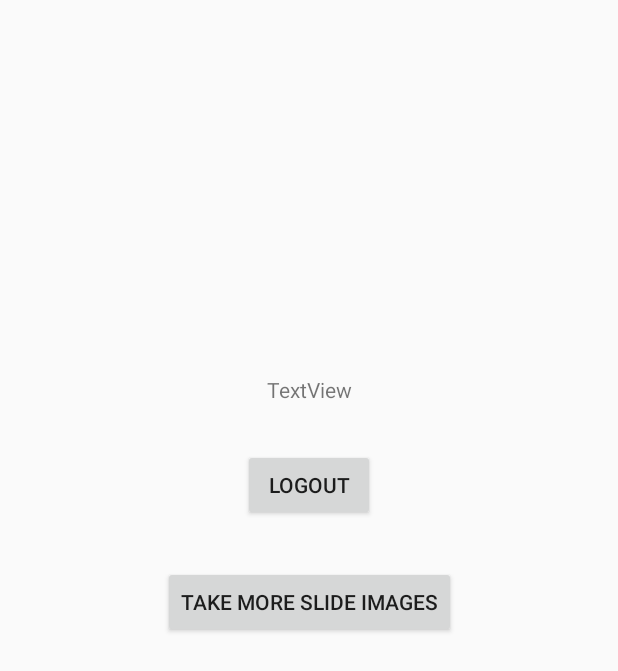
After one commit to arjun11verma/DigitalPathology2020, an Android app: the layout final_upload_activity.xml on its own in the app's theme, with its tools: preview values and no code run, on a phone screen of 412 x 824 dp. The commit adds this screen. Shown: the top 671 px of the screen. Run offline under Robolectric (Android 15) with nearby library versions, the phone set to English and light mode, and no system bars.

Commit message:
Final Upload View
App updates

```diff
--- /dev/null
+++ b/DigitalPath2020/app/src/main/res/layout/final_upload_activity.xml
@@ -0,0 +1,40 @@
+<?xml version="1.0" encoding="utf-8"?>
+<androidx.constraintlayout.widget.ConstraintLayout
+    xmlns:android="http://schemas.android.com/apk/res/android"
+    xmlns:app="http://schemas.android.com/apk/res-auto"
+    xmlns:tools="http://schemas.android.com/tools"
+    android:layout_width="match_parent"
+    android:layout_height="match_parent">
+
+    <Button
+        android:id="@+id/finalLogout"
+        android:layout_width="wrap_content"
+        android:layout_height="wrap_content"
+        android:layout_marginTop="30dp"
+        android:text="Logout"
+        app:layout_constraintEnd_toEndOf="parent"
+        app:layout_constraintStart_toStartOf="parent"
+        app:layout_constraintTop_toBottomOf="@+id/finalMessage" />
+
+    <Button
+        android:id="@+id/moreImagesBtnFinal"
+        android:layout_width="wrap_content"
+        android:layout_height="wrap_content"
+        android:layout_marginTop="30dp"
+        android:text="Take More Slide Images"
+        app:layout_constraintEnd_toEndOf="parent"
+        app:layout_constraintStart_toStartOf="parent"
+        app:layout_constraintTop_toBottomOf="@+id/finalLogout" />
+
+    <TextView
+        android:id="@+id/finalMessage"
+        android:layout_width="300dp"
+        android:layout_height="wrap_content"
+        android:layout_marginTop="250dp"
+        android:text="TextView"
+        android:textAlignment="center"
+        app:layout_constraintEnd_toEndOf="parent"
+        app:layout_constraintStart_toStartOf="parent"
+        app:layout_constraintTop_toTopOf="parent"
+        android:gravity="center_horizontal" />
+</androidx.constraintlayout.widget.ConstraintLayout>
```
Also changed, not shown: DigitalPath2020/app/src/main/java/com/example/digitalpath2020/FinalUploadView.java (added, +36 -0 lines), DigitalPath2020/app/src/main/java/com/example/digitalpath2020/PostUploadView.java (+11 -1 lines), DigitalPath2020/app/src/main/java/com/example/digitalpath2020/ServerConnect.java (+6 -11 lines), 1 other file.
